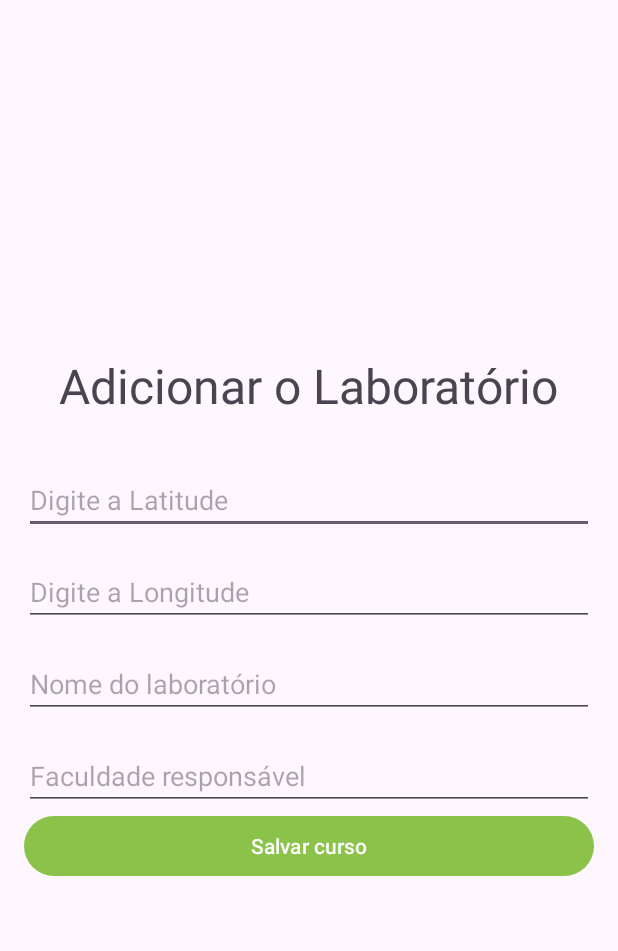
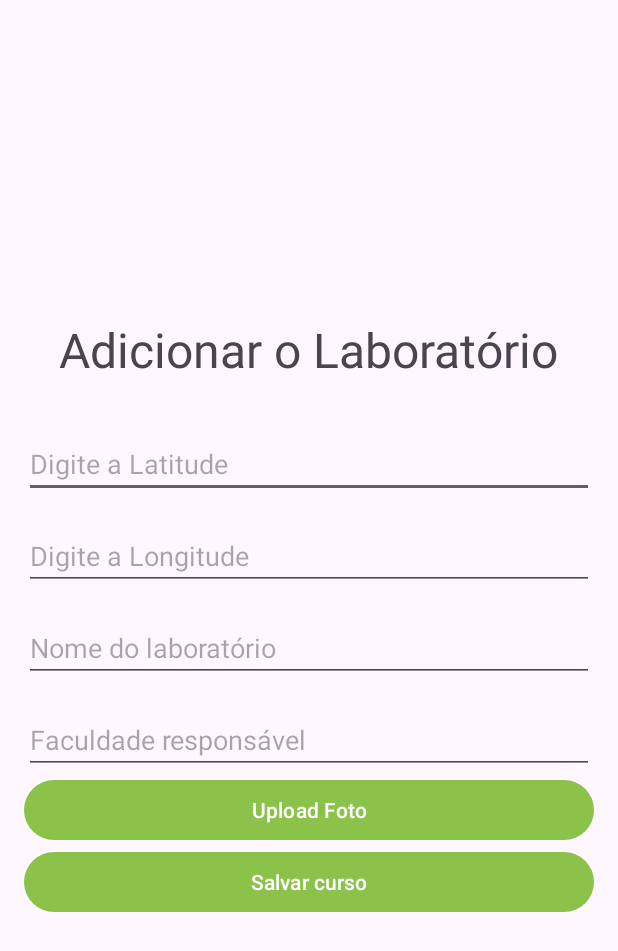
Before and after one commit to LourdesOshiroIgarashi/programacao-para-dispositivos-moveis, an Android app: the AdicionarLaboratorio screen opened directly, with no data from a screen before it, on a phone screen of 412 x 824 dp. Shown: the top 951 px of the screen. Run offline under Robolectric (Android 15) with nearby library versions, the phone set to English and light mode, and no system bars; our stand-ins replace Firebase (no records; nobody signed in at launch, a user with empty details on screens opened directly).

Commit message:
recursos de imagens

```diff
--- a/app/build.gradle
+++ b/app/build.gradle
@@ -43,6 +43,7 @@ dependencies {
     implementation 'com.google.android.gms:play-services-maps:18.1.0'
     implementation 'com.google.firebase:firebase-firestore:24.6.1'
     implementation 'com.google.firebase:firebase-database:20.2.2'
+    implementation 'com.google.firebase:firebase-storage:20.1.0'
     testImplementation 'junit:junit:4.13.2'
     androidTestImplementation 'androidx.test.ext:junit:1.1.5'
     androidTestImplementation 'androidx.test.espresso:espresso-core:3.5.1'
--- a/app/src/main/java/com/example/labin/view/view/AdicionarLaboratorio.java
+++ b/app/src/main/java/com/example/labin/view/view/AdicionarLaboratorio.java
@@ -17,7 +17,7 @@ public class AdicionarLaboratorio extends AppCompatActivity {
 
 
     private EditText latitudeCadastro, longitudeCadastro, nomeCadastro, FaculdadeResponsavel;
-    private Button btnSalvarLab;
+    private Button btnSalvarLab, btnAddFoto;
     private FirebaseDatabase database;
     private DatabaseReference reference;
     @Override
@@ -30,6 +30,15 @@ public class AdicionarLaboratorio extends AppCompatActivity {
         nomeCadastro=findViewById(R.id.nomeCadastro);
         FaculdadeResponsavel=findViewById(R.id.FaculdadeResponsavel);
         btnSalvarLab=findViewById(R.id.btnSalvarLab);
+        btnAddFoto=findViewById(R.id.btnAddFoto);
+
+
+        btnAddFoto.setOnClickListener(new View.OnClickListener() {
+            @Override
+            public void onClick(View v) {
+
+            }
+        });
 
 
     }
--- a/app/src/main/java/com/example/labin/view/view/viewLabsAlunos.java
+++ b/app/src/main/java/com/example/labin/view/view/viewLabsAlunos.java
@@ -25,12 +25,6 @@ public class viewLabsAlunos extends AppCompatActivity {
         btnLab = findViewById(R.id.btnLab);
         btnAluno = findViewById(R.id.btnAluno);
 
-
-
-
-
-
-
         btnAluno.setOnClickListener(new View.OnClickListener() {
             @Override
             public void onClick(View v) {
--- a/app/src/main/res/layout/activity_adicionar_laboratorio.xml
+++ b/app/src/main/res/layout/activity_adicionar_laboratorio.xml
@@ -51,6 +51,11 @@
         android:layout_marginTop="16dp"
         android:hint="Faculdade responsável"
         android:inputType="text" />
+    <Button
+        android:id="@+id/btnAddFoto"
+        android:layout_width="match_parent"
+        android:layout_height="wrap_content"
+        android:text="Upload Foto" />
 
     <Button
         android:id="@+id/btnSalvarLab"
```
Also changed, not shown: app/src/main/AndroidManifest.xml (+1 -14 lines), app/src/main/java/com/example/labin/view/fragment/LaboratoriosFragment.java (+2 -10 lines), app/src/main/java/com/example/labin/view/view/LocalizacaoLaboratorios.java (+3 -8 lines), app/src/main/res/layout/activity_localizacao_laboratorios.xml (+16 -5 lines).
